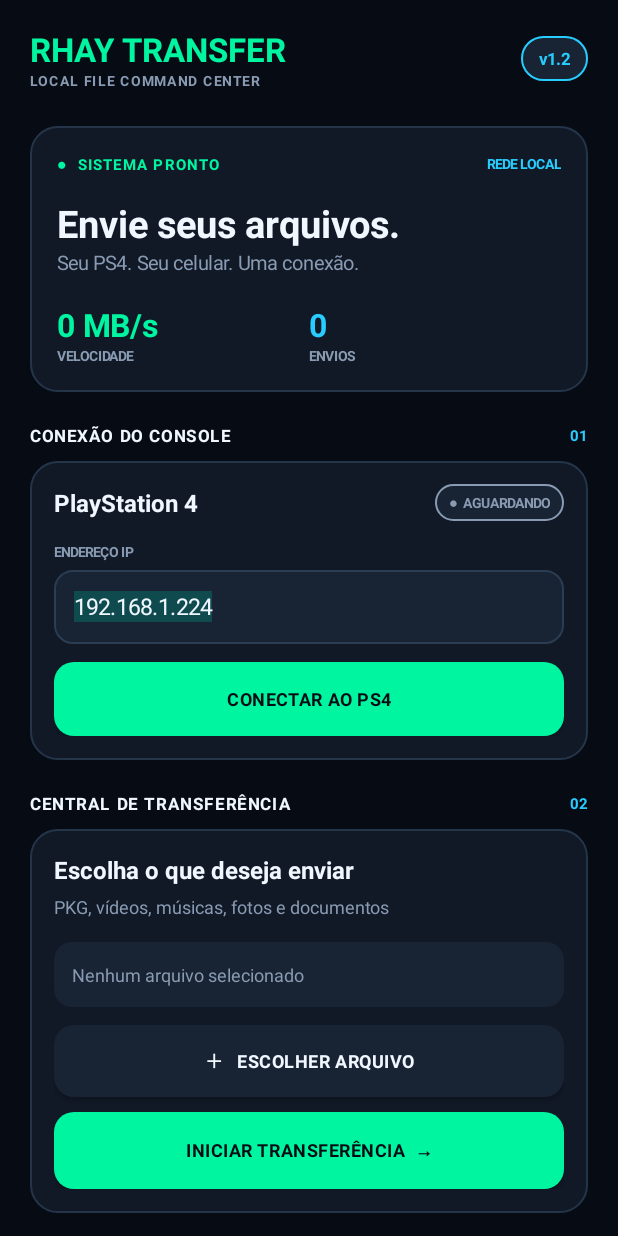
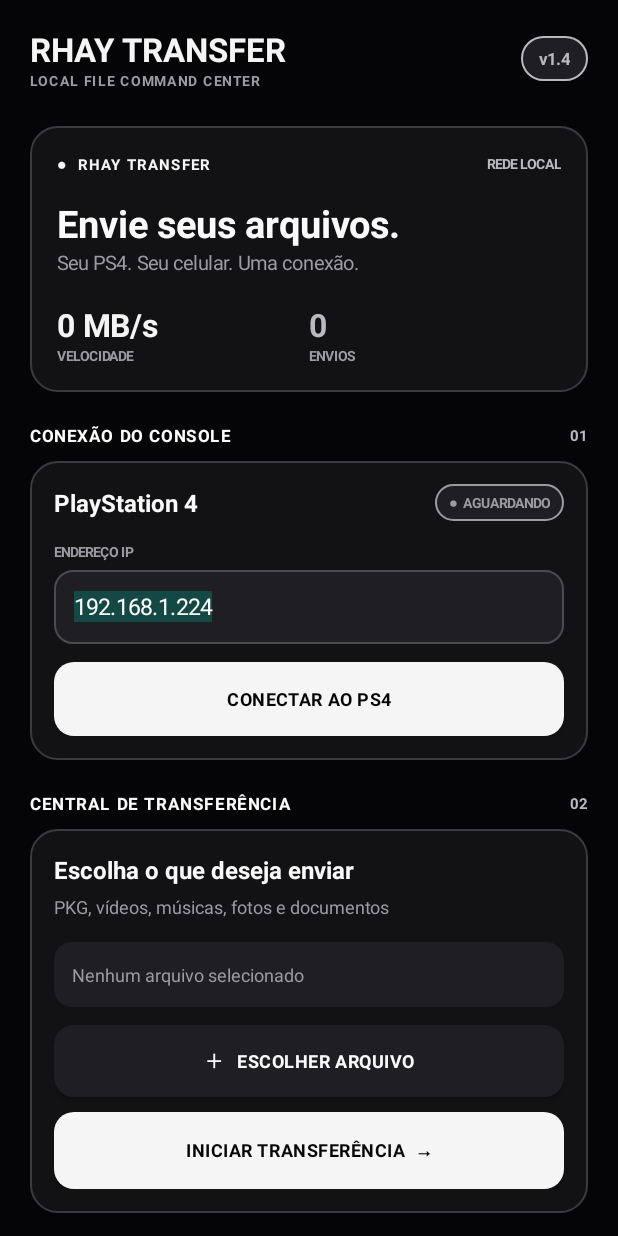
Before and after one commit to kaiquerhay144-creator/rhay-transfer, an Android app: the screen it shows after launch (MainActivity), on a phone screen of 412 x 824 dp. Run offline under Robolectric (Android 15) with nearby library versions, the phone set to English and light mode, and no system bars.

Commit message:
Apply monochrome black and white interface

```diff
--- a/app/src/main/java/com/rhaytransfer/MainActivity.java
+++ b/app/src/main/java/com/rhaytransfer/MainActivity.java
@@ -13,13 +13,13 @@ import android.widget.*;
 
 public class MainActivity extends Activity {
 
-    private static final int BG = Color.rgb(7, 11, 20);
-    private static final int PANEL = Color.rgb(17, 25, 39);
-    private static final int PANEL_LIGHT = Color.rgb(24, 35, 52);
-    private static final int NEON = Color.rgb(0, 245, 160);
-    private static final int CYAN = Color.rgb(40, 205, 255);
-    private static final int WHITE = Color.rgb(240, 247, 255);
-    private static final int MUTED = Color.rgb(137, 155, 178);
+    private static final int BG = Color.rgb(5, 5, 7);
+    private static final int PANEL = Color.rgb(18, 18, 21);
+    private static final int PANEL_LIGHT = Color.rgb(31, 31, 35);
+    private static final int NEON = Color.rgb(245, 245, 245);
+    private static final int CYAN = Color.rgb(185, 185, 192);
+    private static final int WHITE = Color.rgb(250, 250, 250);
+    private static final int MUTED = Color.rgb(155, 155, 162);
 
     private LinearLayout content;
     private TextView selectedFile;
@@ -59,7 +59,7 @@ public class MainActivity extends Activity {
         brand.addView(subtitle);
         top.addView(brand, new LinearLayout.LayoutParams(0, -2, 1));
 
-        TextView version = text("v1.2", 11, CYAN, true);
+        TextView version = text("v1.4", 11, CYAN, true);
         version.setGravity(Gravity.CENTER);
         version.setPadding(dp(12), dp(7), dp(12), dp(7));
         version.setBackground(round(PANEL_LIGHT, 30, CYAN, 1));
@@ -72,7 +72,7 @@ public class MainActivity extends Activity {
 
         LinearLayout statusRow = new LinearLayout(this);
         statusRow.setGravity(Gravity.CENTER_VERTICAL);
-        TextView live = text("●  SISTEMA PRONTO", 10, NEON, true);
+        TextView live = text("●  RHAY TRANSFER", 10, NEON, true);
         live.setLetterSpacing(0.08f);
         statusRow.addView(live, new LinearLayout.LayoutParams(0, -2, 1));
         TextView local = text("REDE LOCAL", 9, CYAN, true);
@@ -118,7 +118,7 @@ public class MainActivity extends Activity {
         ipAddress.setHintTextColor(MUTED);
         ipAddress.setPadding(dp(13), 0, dp(13), 0);
         ipAddress.setSelectAllOnFocus(true);
-        ipAddress.setBackground(round(PANEL_LIGHT, 12, Color.rgb(43, 61, 83), 1));
+        ipAddress.setBackground(round(PANEL_LIGHT, 12, Color.rgb(75, 75, 82), 1));
         connection.addView(ipAddress, new LinearLayout.LayoutParams(-1, dp(49)));
         spaceIn(connection, 12);
 
@@ -234,7 +234,7 @@ public class MainActivity extends Activity {
     private LinearLayout card(int color) {
         LinearLayout box = new LinearLayout(this);
         box.setOrientation(LinearLayout.VERTICAL);
-        box.setBackground(round(color, 18, Color.rgb(36, 53, 74), 1));
+        box.setBackground(round(color, 18, Color.rgb(58, 58, 64), 1));
         return box;
     }
 
```
